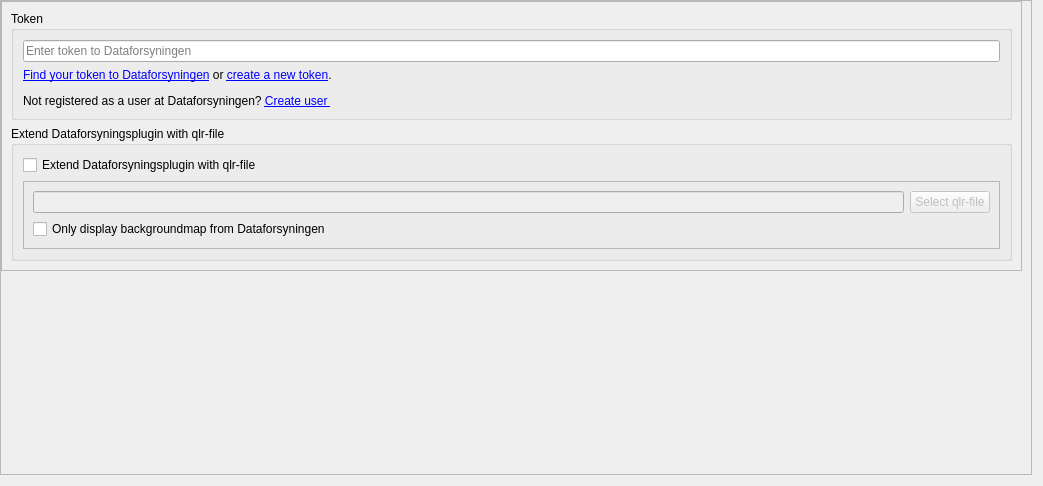
Old version of the form Dataforsyningen/mysettings/settings.ui in the repository Klimadatastyrelsen/Qgis-dataforsyningen.
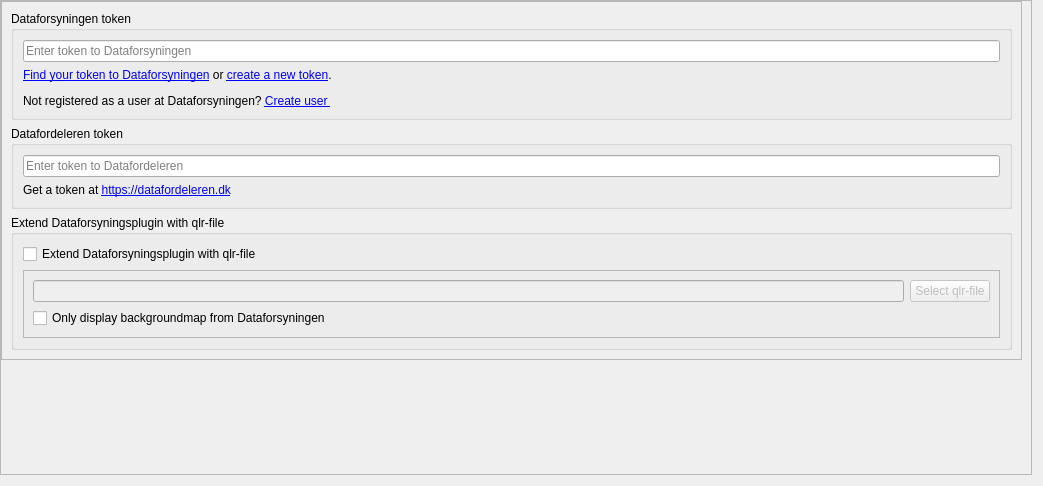
New version of the form.

Commit message: feat: add UI element for token

```diff
--- a/Dataforsyningen/mysettings/settings.ui
+++ b/Dataforsyningen/mysettings/settings.ui
@@ -80,7 +80,7 @@
           <item>
            <widget class="QGroupBox" name="groupBox">
             <property name="title">
-             <string>Token</string>
+             <string>Dataforsyningen token</string>
             </property>
             <layout class="QVBoxLayout" name="verticalLayout">
              <item>
@@ -106,6 +106,35 @@
             </layout>
            </widget>
           </item>
+          <item>
+           <widget class="QGroupBox" name="groupBox">
+            <property name="title">
+             <string>Datafordeleren token</string>
+            </property>
+            <layout class="QVBoxLayout" name="verticalLayout">
+             <item>
+              <widget class="QLineEdit" name="token">
+               <property name="text">
+                <string/>
+               </property>
+               <property name="placeholderText">
+                <string>Enter token to Datafordeleren</string>
+               </property>
+              </widget>
+             </item>
+             <item>
+              <widget class="QLabel" name="label">
+               <property name="text">
+                <string>Get a token at &lt;a href="https://datafordeleren.dk"&gt;https://datafordeleren.dk&lt;/a&gt;</string>
+               </property>
+               <property name="openExternalLinks">
+                <bool>true</bool>
+               </property>
+              </widget>
+             </item>
+            </layout>
+           </widget>
+          </item>
           <item>
            <widget class="QGroupBox" name="use_custom_qlr_file">
             <property name="title">
```
